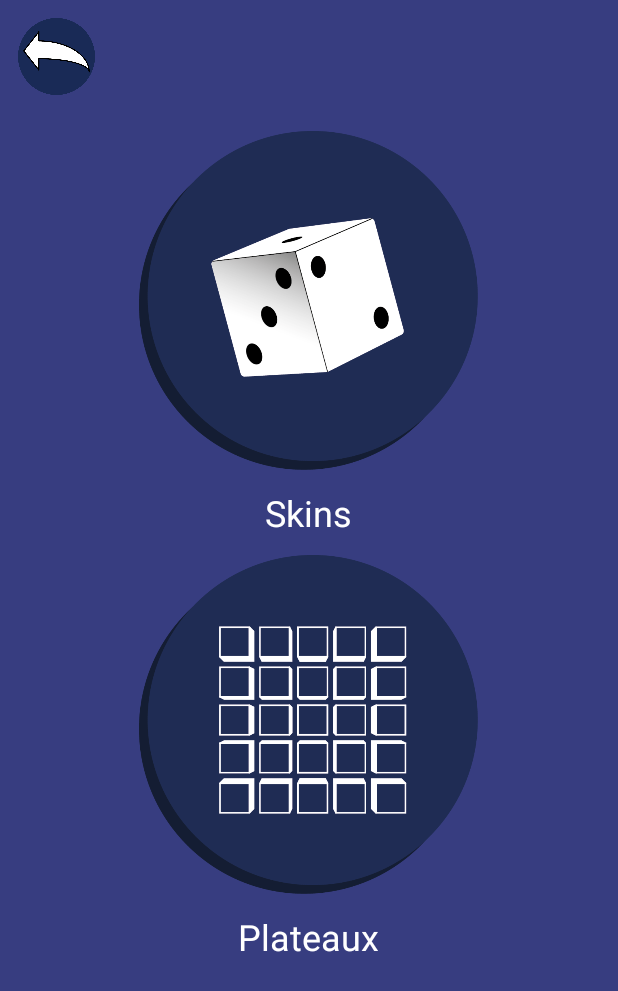
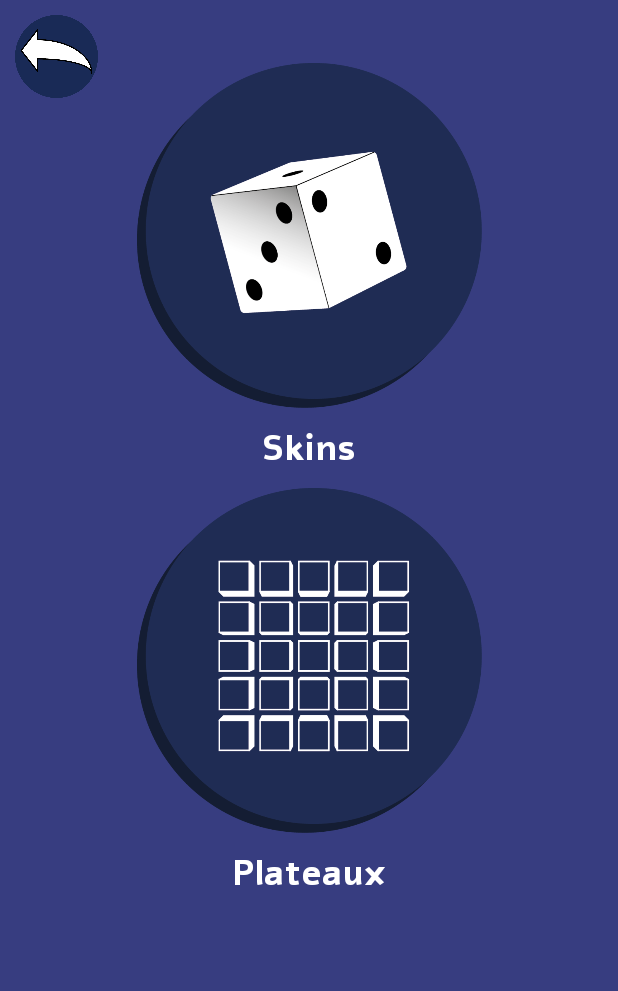
Before and after one commit to GregoireBellon/YamMaster, an Android app: the EcranEdition screen opened directly, with no data from a screen before it, on a phone screen of 412 x 824 dp. Shown: the top 991 px of the screen. Run offline under Robolectric (Android 15) with nearby library versions, the phone set to English and light mode, and no system bars.

Commit message:
modifs layout et dimensions

```diff
--- a/app/src/main/res/layout/activity_ecran_jeu.xml
+++ b/app/src/main/res/layout/activity_ecran_jeu.xml
@@ -24,6 +24,7 @@
         android:id="@+id/texteIndicTourJoueur"
         android:layout_width="wrap_content"
         android:layout_height="wrap_content"
+        android:fontFamily="@font/alef_bold"
         android:text="@string/texteTourJoueur"
         android:textAlignment="center"
         android:textColor="#FFFFFF"
@@ -38,6 +39,8 @@
         style="@style/OmbreSurTexte"
         android:layout_width="wrap_content"
         android:layout_height="wrap_content"
+        android:layout_marginTop="24dp"
+        android:fontFamily="@font/seguibl"
         android:text="@string/nomJoueur"
         android:textAlignment="center"
         android:textColor="@color/blanc"
@@ -46,7 +49,7 @@
         app:layout_constraintEnd_toEndOf="parent"
         app:layout_constraintHorizontal_bias="0.497"
         app:layout_constraintStart_toStartOf="parent"
-        app:layout_constraintTop_toBottomOf="@+id/texteIndicTourJoueur" />
+        app:layout_constraintTop_toTopOf="@+id/texteIndicTourJoueur" />
 
     <ImageButton
         android:id="@+id/gobelet"
--- a/app/src/main/res/layout/activity_pop_options.xml
+++ b/app/src/main/res/layout/activity_pop_options.xml
@@ -44,6 +44,7 @@
                 android:layout_width="wrap_content"
                 android:layout_height="wrap_content"
                 android:layout_weight="1"
+                android:fontFamily="@font/alef_bold"
                 android:text="Volume de la musique"
                 android:textColor="#ffffff"
                 android:textSize="20dp" />
@@ -78,6 +79,7 @@
                 android:layout_width="wrap_content"
                 android:layout_height="wrap_content"
                 android:layout_weight="1"
+                android:fontFamily="@font/alef_bold"
                 android:text="Volume des effets sonores"
                 android:textColor="#ffffff"
                 android:textSize="20dp" />
@@ -113,6 +115,7 @@
                 android:layout_width="wrap_content"
                 android:layout_height="wrap_content"
                 android:layout_weight="1"
+                android:fontFamily="@font/alef_bold"
                 android:text="Mode Dyslexique"
                 android:textColor="#ffffff"
                 android:textSize="20dp" />
@@ -149,6 +152,7 @@
                 android:layout_width="wrap_content"
                 android:layout_height="wrap_content"
                 android:layout_weight="1"
+                android:fontFamily="@font/alef_bold"
                 android:text="Mode Daltonien  "
                 android:textColor="#ffffff"
                 android:textSize="20dp" />
--- a/app/src/main/res/layout/ecran_edition.xml
+++ b/app/src/main/res/layout/ecran_edition.xml
@@ -1,6 +1,6 @@
 <?xml version="1.0" encoding="utf-8"?>
 
-<RelativeLayout xmlns:android="http://schemas.android.com/apk/res/android"
+<androidx.constraintlayout.widget.ConstraintLayout xmlns:android="http://schemas.android.com/apk/res/android"
     xmlns:app="http://schemas.android.com/apk/res-auto"
     xmlns:tools="http://schemas.android.com/tools"
     android:id="@+id/fenetrePrincipale"
@@ -13,75 +13,64 @@
     android:paddingBottom="0dp"
     tools:context=".EcranEdition">
 
-    <LinearLayout
-        android:layout_width="match_parent"
-        android:layout_height="match_parent"
-        android:orientation="vertical">
 
     <ImageButton
         android:id="@+id/retourBtn"
         android:layout_width="75dp"
         android:layout_height="75dp"
         android:backgroundTint="#00FFFFFF"
-            android:scaleType="centerInside"
+        android:scaleType="centerCrop"
+        app:layout_constraintStart_toStartOf="parent"
+        app:layout_constraintTop_toTopOf="parent"
         app:srcCompat="@drawable/retour" />
 
-        <LinearLayout
-            android:layout_width="match_parent"
-            android:layout_height="match_parent"
-            android:gravity="center_horizontal"
-            android:orientation="vertical">
-
-            <LinearLayout
-                android:layout_width="wrap_content"
-                android:layout_height="wrap_content"
-                android:baselineAligned="false"
-                android:clipToPadding="false"
-                android:gravity="center_horizontal"
-                android:orientation="vertical">
 
     <ImageButton
         android:id="@+id/skinBtn"
         android:layout_width="250dp"
         android:layout_height="250dp"
+        android:layout_marginTop="32dp"
         android:backgroundTint="@android:color/transparent"
-                    android:scaleType="centerInside"
+        android:scaleType="centerCrop"
+        app:layout_constraintEnd_toEndOf="parent"
+        app:layout_constraintStart_toStartOf="parent"
+        app:layout_constraintTop_toTopOf="parent"
         app:srcCompat="@drawable/bouton_skin" />
 
     <TextView
         android:id="@+id/skinTxt"
         android:layout_width="wrap_content"
         android:layout_height="wrap_content"
+        android:fontFamily="@font/alef_bold"
         android:text="Skins"
         android:textColor="#FFFFFF"
-                    android:textSize="24sp" />
-
-            </LinearLayout>
-
-            <LinearLayout
-                android:layout_width="wrap_content"
-                android:layout_height="wrap_content"
-                android:gravity="center_horizontal"
-                android:orientation="vertical">
+        android:textSize="24sp"
+        app:layout_constraintEnd_toEndOf="parent"
+        app:layout_constraintStart_toStartOf="parent"
+        app:layout_constraintTop_toBottomOf="@+id/skinBtn" />
 
     <ImageButton
         android:id="@+id/plateauBtn"
         android:layout_width="250dp"
         android:layout_height="250dp"
         android:backgroundTint="@android:color/transparent"
-                    android:scaleType="centerInside"
+        android:scaleType="centerCrop"
+        app:layout_constraintEnd_toEndOf="parent"
+        app:layout_constraintStart_toStartOf="parent"
+        app:layout_constraintTop_toBottomOf="@+id/skinTxt"
         app:srcCompat="@drawable/bouton_plateau" />
 
     <TextView
         android:id="@+id/plateauTxt"
         android:layout_width="wrap_content"
         android:layout_height="wrap_content"
+        android:fontFamily="@font/alef_bold"
         android:text="Plateaux"
         android:textColor="#FFFFFF"
-                    android:textSize="24sp" />
-            </LinearLayout>
+        android:textSize="24sp"
+        app:layout_constraintEnd_toEndOf="parent"
+        app:layout_constraintStart_toStartOf="parent"
+        app:layout_constraintTop_toBottomOf="@+id/plateauBtn" />
 
-        </LinearLayout>
-    </LinearLayout>
 
-</RelativeLayout>
+</androidx.constraintlayout.widget.ConstraintLayout>
--- a/app/src/main/res/values/strings.xml
+++ b/app/src/main/res/values/strings.xml
@@ -2,5 +2,5 @@
     <string name="app_name">Yatzy!</string>
     <string name="texteTourJoueur">Au tour de</string>
     <string name="nomJoueur">J1</string>
-    <string name="texteIndicationDes">Faites glisser les dés que vous souhaitez garder dans la réserve</string>
+    <string name="texteIndicationDes">Sélectionnez les dés que vous\nsouhaitez garder et relancez</string>
 </resources>
```
Also changed, not shown: app/src/main/res/font/fonts.xml (renamed from app/src/main/res/font/open_dyslexic_font_family.xml, +12 -0 lines), app/src/main/res/layout/activity_options.xml (deleted, +0 -18 lines), app/src/main/res/layout/activity_pop_des.xml (+10 -3 lines), app/src/main/res/layout/ecran_accueil.xml (+7 -9 lines), app/src/main/res/layout/ecran_skins.xml (+8 -9 lines). Lines whose indentation alone changed are shown as unchanged.
